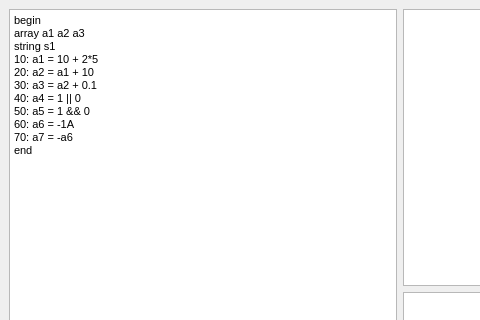
Above: MainWindow.ui from alekseyl1992/CalcCompiler before the change; both pictures show x 0 to 480 and y 0 to 320 of the 800 by 600 pixel window. Below: the same form after it.
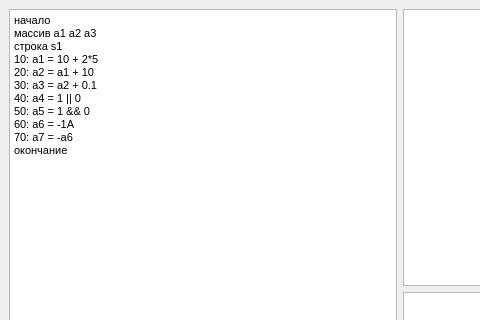
That is the form after the change.

Diff of the .ui file:
```diff
--- a/MainWindow.ui
+++ b/MainWindow.ui
@@ -26,9 +26,9 @@
 &lt;html&gt;&lt;head&gt;&lt;meta name=&quot;qrichtext&quot; content=&quot;1&quot; /&gt;&lt;style type=&quot;text/css&quot;&gt;
 p, li { white-space: pre-wrap; }
 &lt;/style&gt;&lt;/head&gt;&lt;body style=&quot; font-family:'MS Shell Dlg 2'; font-size:7.8pt; font-weight:400; font-style:normal;&quot;&gt;
-&lt;p style=&quot; margin-top:0px; margin-bottom:0px; margin-left:0px; margin-right:0px; -qt-block-indent:0; text-indent:0px;&quot;&gt;&lt;span style=&quot; font-size:8pt;&quot;&gt;begin&lt;/span&gt;&lt;/p&gt;
-&lt;p style=&quot; margin-top:0px; margin-bottom:0px; margin-left:0px; margin-right:0px; -qt-block-indent:0; text-indent:0px;&quot;&gt;&lt;span style=&quot; font-size:8pt;&quot;&gt;array a1 a2 a3&lt;/span&gt;&lt;/p&gt;
-&lt;p style=&quot; margin-top:0px; margin-bottom:0px; margin-left:0px; margin-right:0px; -qt-block-indent:0; text-indent:0px;&quot;&gt;&lt;span style=&quot; font-size:8pt;&quot;&gt;string s1&lt;/span&gt;&lt;/p&gt;
+&lt;p style=&quot; margin-top:0px; margin-bottom:0px; margin-left:0px; margin-right:0px; -qt-block-indent:0; text-indent:0px;&quot;&gt;&lt;span style=&quot; font-size:8pt;&quot;&gt;начало&lt;/span&gt;&lt;/p&gt;
+&lt;p style=&quot; margin-top:0px; margin-bottom:0px; margin-left:0px; margin-right:0px; -qt-block-indent:0; text-indent:0px;&quot;&gt;&lt;span style=&quot; font-size:8pt;&quot;&gt;массив a1 a2 a3&lt;/span&gt;&lt;/p&gt;
+&lt;p style=&quot; margin-top:0px; margin-bottom:0px; margin-left:0px; margin-right:0px; -qt-block-indent:0; text-indent:0px;&quot;&gt;&lt;span style=&quot; font-size:8pt;&quot;&gt;строка s1&lt;/span&gt;&lt;/p&gt;
 &lt;p style=&quot; margin-top:0px; margin-bottom:0px; margin-left:0px; margin-right:0px; -qt-block-indent:0; text-indent:0px;&quot;&gt;&lt;span style=&quot; font-size:8pt;&quot;&gt;10: a1 = 10 + 2*5&lt;/span&gt;&lt;/p&gt;
 &lt;p style=&quot; margin-top:0px; margin-bottom:0px; margin-left:0px; margin-right:0px; -qt-block-indent:0; text-indent:0px;&quot;&gt;&lt;span style=&quot; font-size:8pt;&quot;&gt;20: a2 = a1 + 10&lt;/span&gt;&lt;/p&gt;
 &lt;p style=&quot; margin-top:0px; margin-bottom:0px; margin-left:0px; margin-right:0px; -qt-block-indent:0; text-indent:0px;&quot;&gt;&lt;span style=&quot; font-size:8pt;&quot;&gt;30: a3 = a2 + 0.1&lt;/span&gt;&lt;/p&gt;
@@ -36,7 +36,7 @@
 &lt;p style=&quot; margin-top:0px; margin-bottom:0px; margin-left:0px; margin-right:0px; -qt-block-indent:0; text-indent:0px;&quot;&gt;&lt;span style=&quot; font-size:8pt;&quot;&gt;50: a5 = 1 &amp;amp;&amp;amp; 0&lt;/span&gt;&lt;/p&gt;
 &lt;p style=&quot; margin-top:0px; margin-bottom:0px; margin-left:0px; margin-right:0px; -qt-block-indent:0; text-indent:0px;&quot;&gt;&lt;span style=&quot; font-size:8pt;&quot;&gt;60: a6 = -1A&lt;/span&gt;&lt;/p&gt;
 &lt;p style=&quot; margin-top:0px; margin-bottom:0px; margin-left:0px; margin-right:0px; -qt-block-indent:0; text-indent:0px;&quot;&gt;&lt;span style=&quot; font-size:8pt;&quot;&gt;70: a7 = -a6&lt;/span&gt;&lt;/p&gt;
-&lt;p style=&quot; margin-top:0px; margin-bottom:0px; margin-left:0px; margin-right:0px; -qt-block-indent:0; text-indent:0px;&quot;&gt;&lt;span style=&quot; font-size:8pt;&quot;&gt;end&lt;/span&gt;&lt;/p&gt;&lt;/body&gt;&lt;/html&gt;</string>
+&lt;p style=&quot; margin-top:0px; margin-bottom:0px; margin-left:0px; margin-right:0px; -qt-block-indent:0; text-indent:0px;&quot;&gt;&lt;span style=&quot; font-size:8pt;&quot;&gt;окончание&lt;/span&gt;&lt;/p&gt;&lt;/body&gt;&lt;/html&gt;</string>
           </property>
          </widget>
         </item>
```
